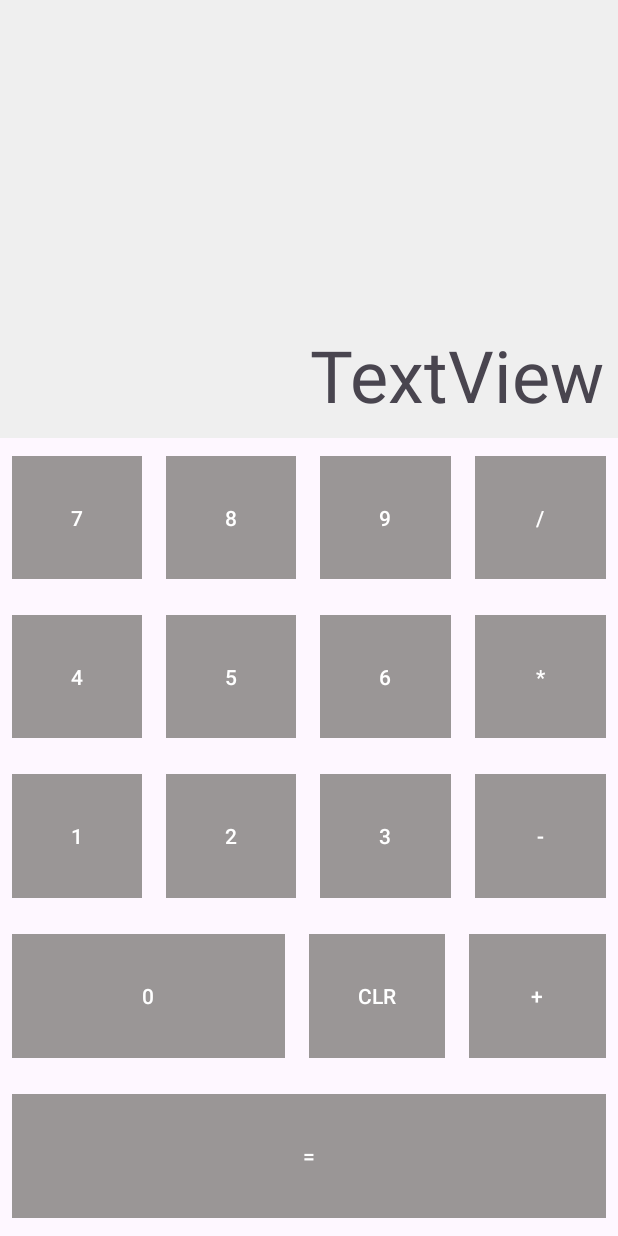
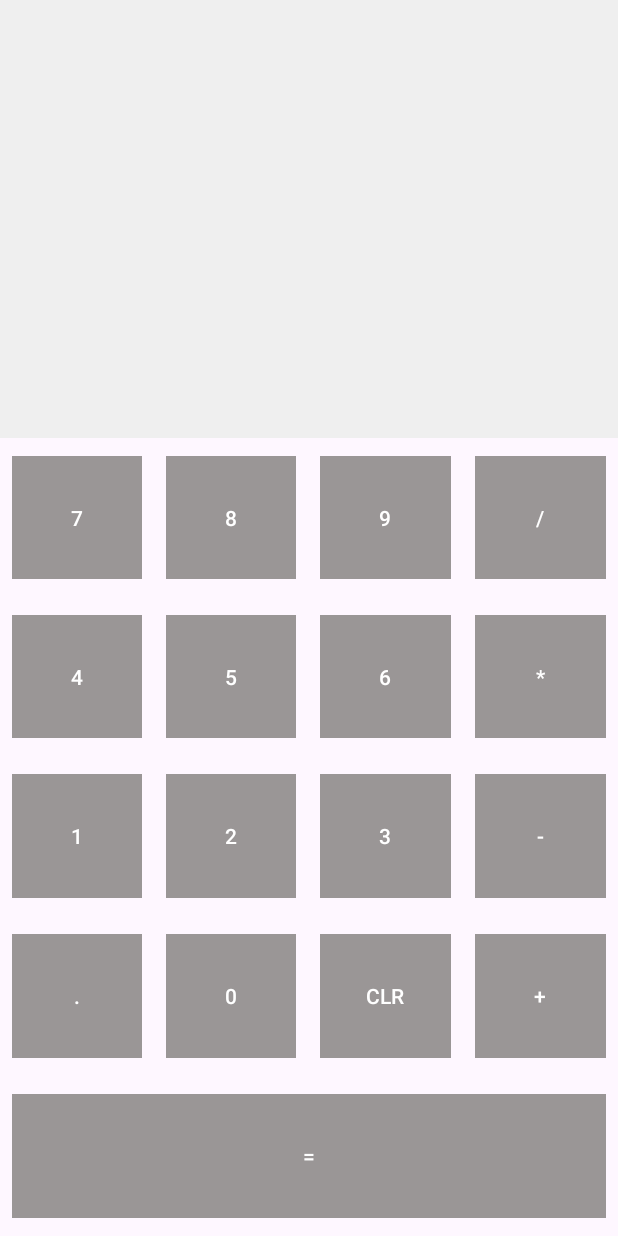
Before and after one commit to Limuwahanelis/CalculatorXMLApp, an Android app: the screen it shows after launch (MainActivity), on a phone screen of 412 x 824 dp. Run offline under Robolectric (Android 15) with nearby library versions, the phone set to English and light mode, and no system bars.

```diff
--- a/app/src/main/java/com/example/calculatorxmlapp/MainActivity.kt
+++ b/app/src/main/java/com/example/calculatorxmlapp/MainActivity.kt
@@ -3,29 +3,43 @@ package com.example.calculatorxmlapp
 import androidx.appcompat.app.AppCompatActivity
 import android.os.Bundle
 import android.view.View
-import android.view.View.OnClickListener
 import android.widget.Button
+import android.widget.TextView
 import android.widget.Toast
 
-class MainActivity : AppCompatActivity(),OnClickListener{
+class MainActivity : AppCompatActivity(){
     private var numberButtons= mutableListOf<Button>()
     private var numbers= mutableListOf<Int>()
+    private var tvInput:TextView?=null;
+    private var clrBtn:Button?=null;
     override fun onCreate(savedInstanceState: Bundle?) {
         super.onCreate(savedInstanceState)
         setContentView(R.layout.activity_main)
-        for(i in 1..9) {
+
+        tvInput= findViewById(R.id.result);
+        clrBtn = findViewById(R.id.buttonCLR);
+        clrBtn?.setOnClickListener { onClear() }
+        for(i in 0..9) {
 
             val btn: Button = (findViewById(resources.getIdentifier("button$i", "id", packageName)));
             numberButtons.add(btn);
-            btn.setOnClickListener { onClick(btn) }
+            btn.setOnClickListener { onDigit(btn) }
         }
 
     }
+    fun onClear()
+    {
+        tvInput?.text="";
+    }
 
-     override fun onClick(view:View) {
+     fun onText(view:View) {
 
-         val btn:Button = view as Button;
-         Toast.makeText(this,btn.text,Toast.LENGTH_LONG).show();
 
     }
+      fun onDigit(view:View) {
+
+          val btn: Button = view as Button;
+          //Toast.makeText(this, btn.text, Toast.LENGTH_LONG).show();
+          tvInput?.append(btn.text);
+      }
 }
--- a/app/src/main/res/layout/activity_main.xml
+++ b/app/src/main/res/layout/activity_main.xml
@@ -15,8 +15,7 @@
         android:padding="10dp"
         android:textSize="48sp"
         android:background="#EFEFEF"
-        android:gravity="end|bottom"
-        android:text="TextView" />
+        android:gravity="end|bottom" />
 
     <LinearLayout
         android:layout_width="match_parent"
@@ -166,11 +165,27 @@
         android:orientation="horizontal">
 
         <Button
+            android:id="@+id/buttonDot"
+            android:layout_width="0dp"
+            android:layout_height="match_parent"
+            android:layout_margin="8dp"
+            android:layout_marginStart="8dp"
+            android:layout_marginTop="8dp"
+            android:layout_marginBottom="8dp"
+            android:layout_weight="1"
+            android:backgroundTint="#9A9696"
+            android:text="."
+            app:cornerRadius="0dp" />
+
+        <Button
             android:id="@+id/button0"
             android:layout_width="0dp"
             android:layout_height="match_parent"
             android:layout_margin="8dp"
-            android:layout_weight="2"
+            android:layout_marginStart="8dp"
+            android:layout_marginTop="8dp"
+            android:layout_marginBottom="8dp"
+            android:layout_weight="1"
             android:backgroundTint="#9A9696"
             android:text="0"
             app:cornerRadius="0dp" />
@@ -190,6 +205,10 @@
             android:layout_width="0dp"
             android:layout_height="match_parent"
             android:layout_margin="8dp"
+            android:layout_marginStart="8dp"
+            android:layout_marginTop="8dp"
+            android:layout_marginEnd="8dp"
+            android:layout_marginBottom="8dp"
             android:layout_weight="1"
             android:backgroundTint="#9A9696"
             android:text="+"
```
